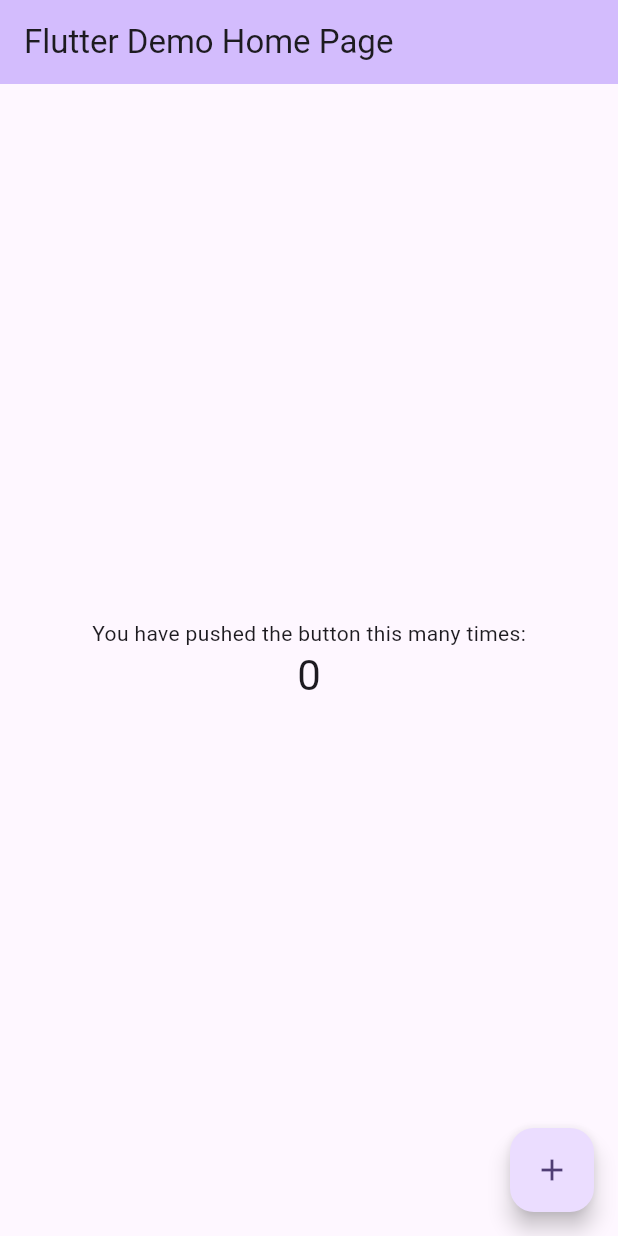
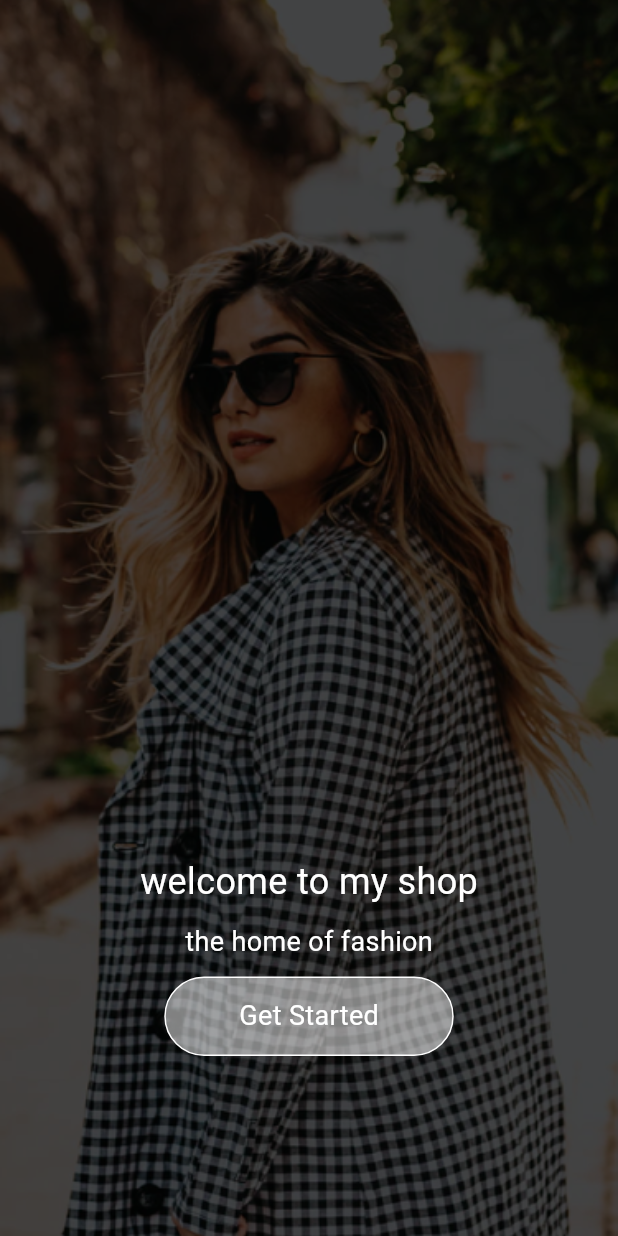
Before and after one commit to Mahfoud-Sa/rukn_store, a Flutter app: the screen it shows after launch, on a phone screen of 412 x 824 dp. Run offline on Flutter 3.47's test engine with Material 3 defaults, Android fonts, the phone set to English and light mode, and no system bars; our stand-ins replace flutter_svg, go_router, smooth_page_indicator.

Commit message:
re treansfer to the new app

```diff
--- /dev/null
+++ b/lib/app/features/onbording/presentation/pages/welcome_page.dart
@@ -0,0 +1,55 @@
+import 'package:flutter/material.dart';
+import 'package:rukn_store/app/features/onbording/presentation/pages/onbording_page.dart';
+import 'package:rukn_store/app/features/onbording/presentation/widgets/welcome_button.dart';
+import 'package:go_router/go_router.dart';
+
+class WelcomePage extends StatelessWidget {
+  const WelcomePage({super.key});
+
+  @override
+  Widget build(BuildContext context) {
+    return Scaffold(
+      body: Container(
+        width: double.infinity,
+
+        //background
+        decoration: const BoxDecoration(
+          image: DecorationImage(
+            image: AssetImage("assets/images/intro.png"),
+            fit: BoxFit.cover,
+          ),
+        ),
+        child: Column(
+          mainAxisAlignment: MainAxisAlignment.end,
+          children: [
+            const Text(
+              'welcome to my shop',
+              style: TextStyle(fontSize: 24, color: Colors.white),
+            ),
+            const SizedBox(
+              height: 10,
+            ),
+            const Text(
+              'the home of fashion',
+              style: TextStyle(fontSize: 18, color: Colors.white),
+            ),
+            const SizedBox(
+              height: 10,
+            ),
+
+            // welcome Buttons
+            WelcomeButton(
+              onTap: () {
+                context.go('/Onbording');
+              },
+              text: 'Get Started',
+            ),
+            const SizedBox(
+              height: 120,
+            )
+          ],
+        ),
+      ),
+    );
+  }
+}
--- /dev/null
+++ b/lib/app/features/onbording/presentation/widgets/welcome_button.dart
@@ -0,0 +1,37 @@
+import 'package:flutter/material.dart';
+import 'package:go_router/go_router.dart';
+
+class WelcomeButton extends StatelessWidget {
+  final Function onTap;
+  final String text;
+  const WelcomeButton({
+    super.key,
+    required this.onTap,
+    required this.text,
+  });
+
+  @override
+  Widget build(BuildContext context) {
+    return InkWell(
+      onTap: () {
+        onTap();
+      },
+      child: Container(
+        width: 193,
+        height: 53,
+        decoration: BoxDecoration(
+            border: Border.all(
+              color: Colors.white,
+            ),
+            borderRadius: const BorderRadius.all(Radius.circular(50)),
+            color: Colors.white.withOpacity(.5)),
+        child: Center(
+          child: Text(
+            text,
+            style: const TextStyle(fontSize: 18, color: Colors.white),
+          ),
+        ),
+      ),
+    );
+  }
+}
--- a/lib/main.dart
+++ b/lib/main.dart
@@ -1,8 +1,45 @@
 import 'package:flutter/material.dart';
+import 'package:rukn_store/app/features/Auth/presentation/pages/forget_password_page.dart';
+import 'package:rukn_store/app/features/Auth/presentation/pages/login_page.dart';
+import 'package:rukn_store/app/features/onbording/presentation/pages/onbording_page.dart';
+import 'package:rukn_store/app/features/onbording/presentation/pages/welcome_page.dart';
+import 'package:go_router/go_router.dart';
 
 void main() {
   runApp(const MyApp());
 }
+
+/// The route configuration.
+final GoRouter _router = GoRouter(
+  routes: <RouteBase>[
+    GoRoute(
+      path: '/',
+      builder: (BuildContext context, GoRouterState state) {
+        return const WelcomePage();
+      },
+      routes: <RouteBase>[
+        GoRoute(
+          path: 'Onbording',
+          builder: (BuildContext context, GoRouterState state) {
+            return OnbordingPage();
+          },
+        ),
+        GoRoute(
+          path: 'Login',
+          builder: (BuildContext context, GoRouterState state) {
+            return const LoginPage();
+          },
+        ),
+        GoRoute(
+          path: 'ForgetPassword',
+          builder: (BuildContext context, GoRouterState state) {
+            return const ForgetPasswordPage();
+          },
+        ),
+      ],
+    ),
+  ],
+);
 
 class MyApp extends StatelessWidget {
   const MyApp({super.key});
@@ -10,116 +47,13 @@
   // This widget is the root of your application.
   @override
   Widget build(BuildContext context) {
-    return MaterialApp(
-      title: 'Flutter Demo',
+    return MaterialApp.router(
+      routerConfig: _router,
+      title: 'Flux Store',
       theme: ThemeData(
-        // This is the theme of your application.
-        //
-        // TRY THIS: Try running your application with "flutter run". You'll see
-        // the application has a purple toolbar. Then, without quitting the app,
-        // try changing the seedColor in the colorScheme below to Colors.green
-        // and then invoke "hot reload" (save your changes or press the "hot
-        // reload" button in a Flutter-supported IDE, or press "r" if you used
-        // the command line to start the app).
-        //
-        // Notice that the counter didn't reset back to zero; the application
-        // state is not lost during the reload. To reset the state, use hot
-        // restart instead.
-        //
-        // This works for code too, not just values: Most code changes can be
-        // tested with just a hot reload.
         colorScheme: ColorScheme.fromSeed(seedColor: Colors.deepPurple),
         useMaterial3: true,
       ),
-      home: const MyHomePage(title: 'Flutter Demo Home Page'),
     );
   }
 }
-
-class MyHomePage extends StatefulWidget {
-  const MyHomePage({super.key, required this.title});
-
-  // This widget is the home page of your application. It is stateful, meaning
-  // that it has a State object (defined below) that contains fields that affect
-  // how it looks.
-
-  // This class is the configuration for the state. It holds the values (in this
-  // case the title) provided by the parent (in this case the App widget) and
-  // used by the build method of the State. Fields in a Widget subclass are
-  // always marked "final".
-
-  final String title;
-
-  @override
-  State<MyHomePage> createState() => _MyHomePageState();
-}
-
-class _MyHomePageState extends State<MyHomePage> {
-  int _counter = 0;
-
-  void _incrementCounter() {
-    setState(() {
-      // This call to setState tells the Flutter framework that something has
-      // changed in this State, which causes it to rerun the build method below
-      // so that the display can reflect the updated values. If we changed
-      // _counter without calling setState(), then the build method would not be
-      // called again, and so nothing would appear to happen.
-      _counter++;
-    });
-  }
-
-  @override
-  Widget build(BuildContext context) {
-    // This method is rerun every time setState is called, for instance as done
-    // by the _incrementCounter method above.
-    //
-    // The Flutter framework has been optimized to make rerunning build methods
-    // fast, so that you can just rebuild anything that needs updating rather
-    // than having to individually change instances of widgets.
-    return Scaffold(
-      appBar: AppBar(
-        // TRY THIS: Try changing the color here to a specific color (to
-        // Colors.amber, perhaps?) and trigger a hot reload to see the AppBar
-        // change color while the other colors stay the same.
-        backgroundColor: Theme.of(context).colorScheme.inversePrimary,
-        // Here we take the value from the MyHomePage object that was created by
-        // the App.build method, and use it to set our appbar title.
-        title: Text(widget.title),
-      ),
-      body: Center(
-        // Center is a layout widget. It takes a single child and positions it
-        // in the middle of the parent.
-        child: Column(
-          // Column is also a layout widget. It takes a list of children and
-          // arranges them vertically. By default, it sizes itself to fit its
-          // children horizontally, and tries to be as tall as its parent.
-          //
-          // Column has various properties to control how it sizes itself and
-          // how it positions its children. Here we use mainAxisAlignment to
-          // center the children vertically; the main axis here is the vertical
-          // axis because Columns are vertical (the cross axis would be
-          // horizontal).
-          //
-          // TRY THIS: Invoke "debug painting" (choose the "Toggle Debug Paint"
-          // action in the IDE, or press "p" in the console), to see the
-          // wireframe for each widget.
-          mainAxisAlignment: MainAxisAlignment.center,
-          children: <Widget>[
-            const Text(
-              'You have pushed the button this many times:',
-            ),
-            Text(
-              '$_counter',
-              style: Theme.of(context).textTheme.headlineMedium,
-            ),
-          ],
-        ),
-      ),
-      floatingActionButton: FloatingActionButton(
-        onPressed: _incrementCounter,
-        tooltip: 'Increment',
-        child: const Icon(Icons.add),
-      ), // This trailing comma makes auto-formatting nicer for build methods.
-    );
-  }
-}
```
Also changed, not shown: lib/app/features/Auth/presentation/pages/forget_password_page.dart (added, +67 -0 lines), lib/app/features/Auth/presentation/pages/login_page.dart (added, +115 -0 lines), lib/app/features/Auth/presentation/widgets/auth_button.dart (added, +34 -0 lines), lib/app/features/Auth/presentation/widgets/input_field_widget.dart (added, +20 -0 lines), lib/app/features/Auth/presentation/widgets/social_media_button.dart (added, +42 -0 lines), lib/app/features/onbording/presentation/pages/onbording_page.dart (added, +118 -0 lines), lib/app/features/onbording/presentation/widgets/onbording_widget.dart (added, +20 -0 lines), pubspec.yaml (+6 -3 lines), assets/SVGs/apple_icon.png (added), assets/SVGs/facebook_icon.png (added), assets/SVGs/google_icon.png (added), assets/images/intro.png (added), assets/images/intro_bg.png (added), assets/images/onbording_image (0).png (added), 3 more files.
